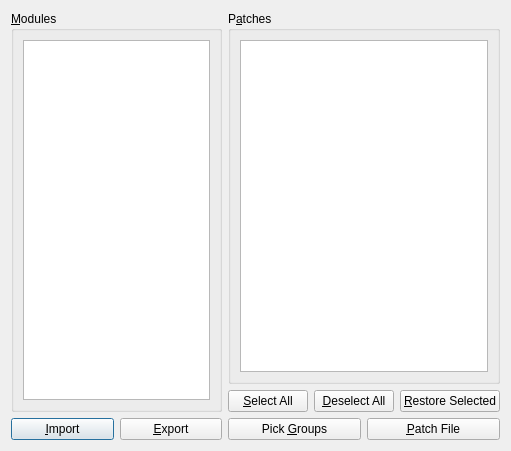
x64dbg/x64dbg, file src/gui/Src/Gui/PatchDialog.ui: the form before one commit.
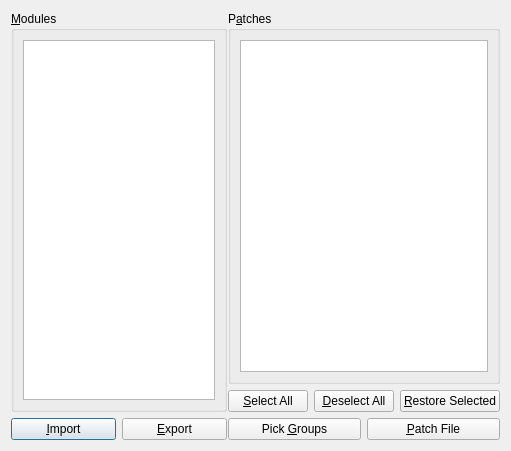
The form after the commit. Icons and pictures are not drawn.

Commit message: Add splitter to patch dialog

What changed in the file:
```diff
--- a/src/gui/Src/Gui/PatchDialog.ui
+++ b/src/gui/Src/Gui/PatchDialog.ui
@@ -17,8 +17,19 @@
    <iconset resource="../../resource.qrc">
     <normaloff>:/icons/images/patch.png</normaloff>:/icons/images/patch.png</iconset>
   </property>
-  <layout class="QHBoxLayout" name="horizontalLayout_4">
+  <layout class="QVBoxLayout" name="verticalLayout">
    <item>
+    <widget class="QSplitter" name="splitter">
+     <property name="orientation">
+      <enum>Qt::Horizontal</enum>
+     </property>
+     <property name="handleWidth">
+      <number>1</number>
+     </property>
+     <property name="childrenCollapsible">
+      <bool>false</bool>
+     </property>
+     <widget class="QWidget" name="layoutWidget">
     <layout class="QVBoxLayout" name="layoutModules">
      <item>
       <widget class="QGroupBox" name="groupModules">
@@ -57,8 +68,8 @@
       </layout>
      </item>
     </layout>
-   </item>
-   <item>
+     </widget>
+     <widget class="QWidget" name="layoutWidget">
     <layout class="QVBoxLayout" name="layoutPatches">
      <item>
       <widget class="QGroupBox" name="groupPatches">
@@ -128,6 +139,8 @@
       </layout>
      </item>
     </layout>
+     </widget>
+    </widget>
    </item>
   </layout>
  </widget>
```
Left out of the diff: 6 changed lines with no effect on the pictures. Lines whose indentation alone changed are shown as unchanged.
